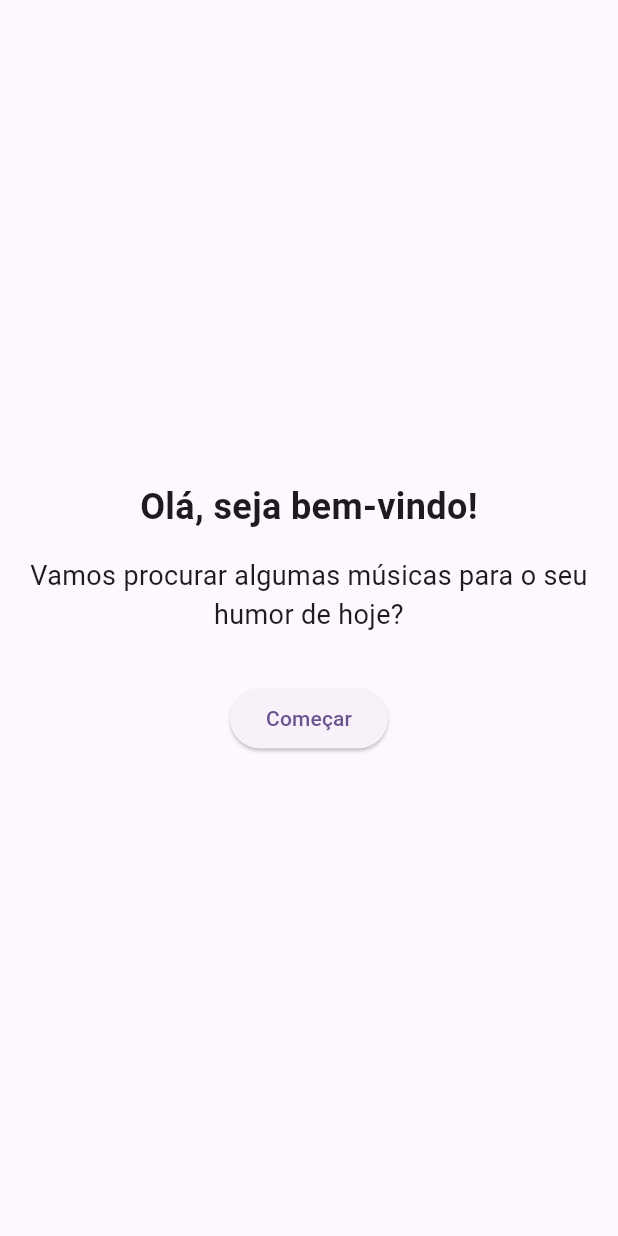
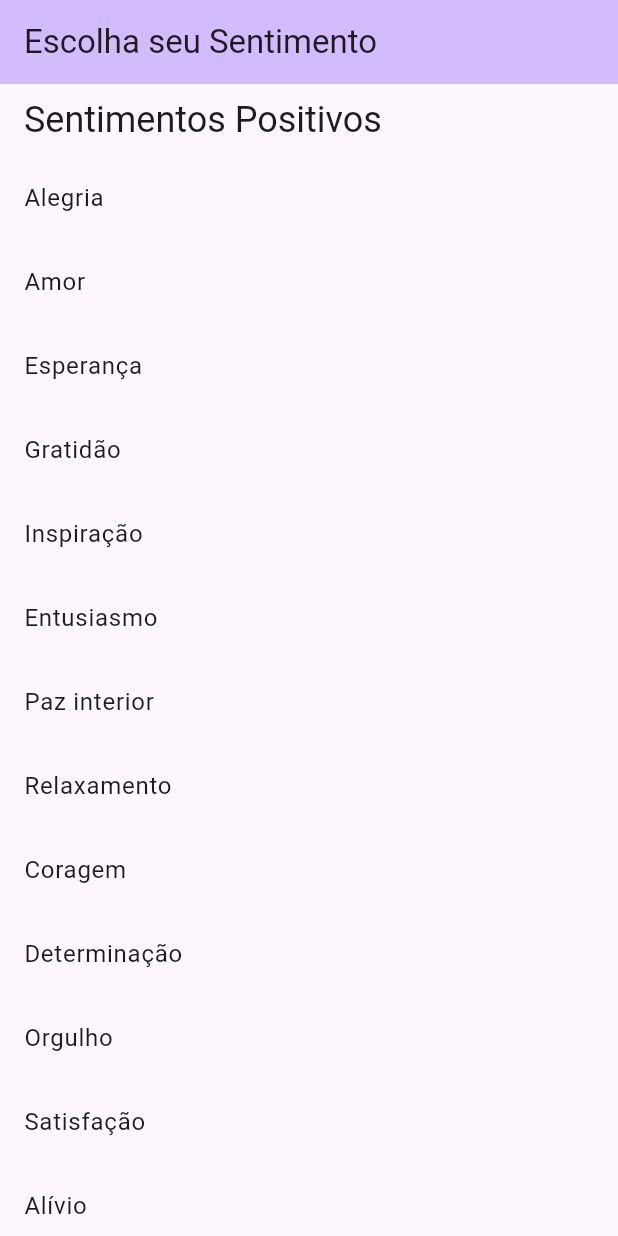
Before and after one commit to eville75/MobileII, a Flutter app: the screen it shows after launch, on a phone screen of 412 x 824 dp. Run offline on Flutter 3.47's test engine with Material 3 defaults, Android fonts, the phone set to English and light mode, and no system bars.

Commit message:
ajustando funcionalidades

```diff
--- a/lib/data/playlist_data.dart
+++ b/lib/data/playlist_data.dart
@@ -1,39 +1,19 @@
-import 'models/playlist_model.dart';
+// lib/data/playlist_data.dart
+
+import 'package:mobile/models/playlist_model.dart';
 
 final List<Playlist> allPlaylists = [
-  // Playlists para humor "Relaxado"
-  Playlist(
-    name: 'Lo-fi Study Beats',
-    mood: 'Relaxado',
-    url: 'https://open.spotify.com/playlist/...',
-  ),
-  Playlist(
-    name: 'Acoustic Covers',
-    mood: 'Relaxado',
-    url: 'https://open.spotify.com/playlist/...',
-  ),
+  // Sentimentos Positivos
+  Playlist(name: 'Canções de Alegria', mood: 'Alegria', url: 'https://open.spotify.com/playlist/...'),
+  Playlist(name: 'Baladas de Amor', mood: 'Amor', url: 'https://open.spotify.com/playlist/...'),
+  Playlist(name: 'Vibes de Otimismo', mood: 'Otimismo', url: 'https://open.spotify.com/playlist/...'),
 
-  // Playlists para humor "Animado"
-  Playlist(
-    name: 'Party Hits',
-    mood: 'Animado',
-    url: 'https://open.spotify.com/playlist/...',
-  ),
-  Playlist(
-    name: 'Workout Motivation',
-    mood: 'Animado',
-    url: 'https://open.spotify.com/playlist/...',
-  ),
+  // Sentimentos Negativos
+  Playlist(name: 'Músicas para Chorar', mood: 'Tristeza', url: 'https://open.spotify.com/playlist/...'),
+  Playlist(name: 'Para Liberar a Raiva', mood: 'Raiva', url: 'https://open.spotify.com/playlist/...'),
+  Playlist(name: 'Solidão e Reflexão', mood: 'Solidão', url: 'https://open.spotify.com/playlist/...'),
 
-  // Playlists para humor "Foco"
-  Playlist(
-    name: 'Deep Focus',
-    mood: 'Foco',
-    url: 'https://open.spotify.com/playlist/...',
-  ),
-  Playlist(
-    name: 'Classical Concentration',
-    mood: 'Foco',
-    url: 'https://open.spotify.com/playlist/...',
-  ),
+  // Sentimentos Neutros / Reflexivos
+  Playlist(name: 'Sons para Foco', mood: 'Calma', url: 'https://open.spotify.com/playlist/...'),
+  Playlist(name: 'Para Viajar na Saudade', mood: 'Nostalgia', url: 'https://open.spotify.com/playlist/...'),
 ];
--- /dev/null
+++ b/lib/data/sentiment_data.dart
@@ -0,0 +1,21 @@
+// lib/data/sentiment_data.dart
+
+final Map<String, List<String>> allSentiments = {
+  'Sentimentos Positivos': [
+    'Alegria', 'Amor', 'Esperança', 'Gratidão', 'Inspiração', 'Entusiasmo',
+    'Paz interior', 'Relaxamento', 'Coragem', 'Determinação', 'Orgulho',
+    'Satisfação', 'Alívio', 'Confiança', 'Euforia', 'Diversão', 'Otimismo',
+    'Liberdade', 'Carinho', 'Compaixão',
+  ],
+  'Sentimentos Negativos': [
+    'Tristeza', 'Raiva', 'Ansiedade', 'Medo', 'Solidão', 'Melancolia',
+    'Ciúmes', 'Insegurança', 'Frustração', 'Angústia', 'Desespero',
+    'Desânimo', 'Desapontamento', 'Culpa', 'Arrependimento', 'Impaciência',
+    'Estresse', 'Vergonha', 'Mágoa', 'Cansaço',
+  ],
+  'Sentimentos Neutros / Reflexivos': [
+    'Nostalgia', 'Saudade', 'Calma', 'Curiosidade', 'Surpresa', 'Espera',
+    'Neutralidade', 'Reflexão', 'Introspecção', 'Contemplação', 'Confusão',
+    'Indiferença', 'Mistério', 'Expectativa', 'Estranhamento',
+  ],
+};
--- a/lib/main.dart
+++ b/lib/main.dart
@@ -1,5 +1,7 @@
+// lib/main.dart
+
 import 'package:flutter/material.dart';
-import 'screens/welcome_screen.dart'; // Importação relativa
+import 'package:mobile/screens/sentiments_screen.dart';
 
 void main() {
   runApp(const MyApp());
@@ -16,7 +18,7 @@ class MyApp extends StatelessWidget {
         colorScheme: ColorScheme.fromSeed(seedColor: Colors.deepPurple),
         useMaterial3: true,
       ),
-      home: const WelcomeScreen(),
+      home: const SentimentsScreen(),
     );
   }
 }
--- /dev/null
+++ b/lib/screens/sentiments_screen.dart
@@ -0,0 +1,53 @@
+// lib/screens/sentiments_screen.dart
+
+import 'package:flutter/material.dart';
+import 'package:mobile/data/playlist_data.dart';
+import 'package:mobile/data/sentiment_data.dart';
+import 'package:mobile/screens/playlists_screen.dart';
+
+class SentimentsScreen extends StatelessWidget {
+  const SentimentsScreen({super.key});
+
+  @override
+  Widget build(BuildContext context) {
+    return Scaffold(
+      appBar: AppBar(
+        title: const Text('Escolha seu Sentimento'),
+        backgroundColor: Theme.of(context).colorScheme.inversePrimary,
+      ),
+      body: ListView(
+        children: allSentiments.keys.map((category) {
+          return Column(
+            crossAxisAlignment: CrossAxisAlignment.start,
+            children: [
+              Padding(
+                padding: const EdgeInsets.symmetric(horizontal: 16.0, vertical: 8.0),
+                child: Text(
+                  category,
+                  style: Theme.of(context).textTheme.headlineSmall,
+                ),
+              ),
+              ...allSentiments[category]!.map((sentiment) {
+                return ListTile(
+                  title: Text(sentiment),
+                  onTap: () {
+                    final filteredPlaylists = allPlaylists
+                        .where((p) => p.mood == sentiment)
+                        .toList();
+                    Navigator.push(
+                      context,
+                      MaterialPageRoute(
+                        builder: (context) => PlaylistsScreen(playlists: filteredPlaylists),
+                      ),
+                    );
+                  },
+                );
+              }).toList(),
+              const Divider(),
+            ],
+          );
+        }).toList(),
+      ),
+    );
+  }
+}
--- a/lib/screens/welcome_screen.dart
+++ /dev/null
@@ -1,43 +0,0 @@
-import 'package:flutter/material.dart';
-import 'mood_screen.dart';
-
-class WelcomeScreen extends StatelessWidget {
-  const WelcomeScreen({super.key});
-
-  @override
-  Widget build(BuildContext context) {
-    return Scaffold(
-      body: Center(
-        child: Column(
-          mainAxisAlignment: MainAxisAlignment.center,
-          children: [
-            const Text(
-              'Olá, seja bem-vindo!',
-              style: TextStyle(
-                fontSize: 24,
-                fontWeight: FontWeight.bold,
-              ),
-              textAlign: TextAlign.center,
-            ),
-            const SizedBox(height: 16),
-            const Text(
-              'Vamos procurar algumas músicas para o seu humor de hoje?',
-              style: TextStyle(fontSize: 18),
-              textAlign: TextAlign.center,
-            ),
-            const SizedBox(height: 32),
-            ElevatedButton(
-              onPressed: () {
-                Navigator.push(
-                  context,
-                  MaterialPageRoute(builder: (context) => const MoodScreen()),
-                );
-              },
-              child: const Text('Começar'),
-            ),
-          ],
-        ),
-      ),
-    );
-  }
-}
--- a/pubspec.yaml
+++ b/pubspec.yaml
@@ -1,4 +1,4 @@
-name: flutter_application_1
+name: mobile
 description: "A new Flutter project."
 # The following line prevents the package from being accidentally published to
 # pub.dev using `flutter pub publish`. This is preferred for private packages.
```
Also changed, not shown: lib/screens/mood_screen.dart (deleted, +0 -42 lines), lib/screens/playlists_screen.dart (+44 -0 lines).
